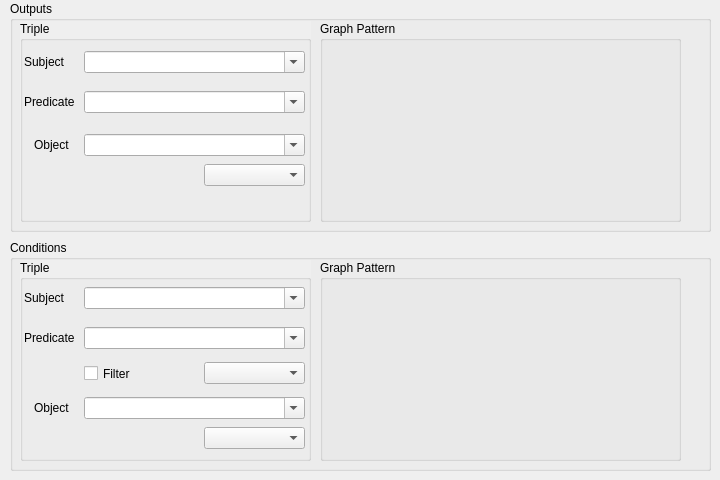
Qt form vqbinstancesconstruct.ui (sarslanhan/vqb) before a commit.
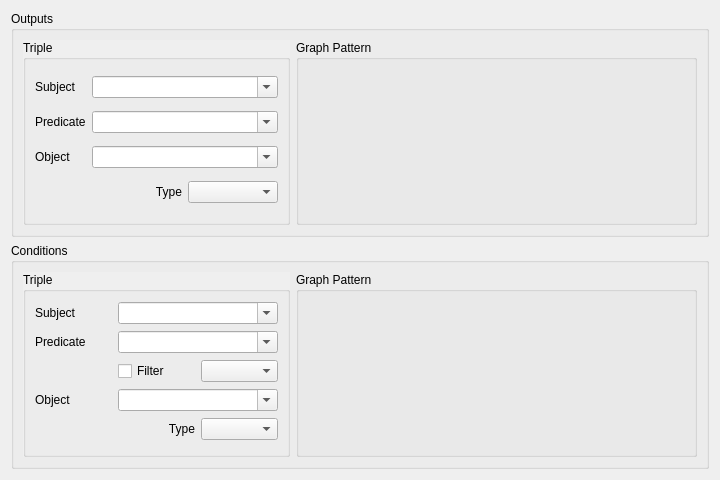
The same form after that commit. Custom widgets are drawn as their Qt base class.

Commit message: Fixed dock widget size, added layouts for liquid layout behaviour. Fixes, cleanups.

The edit to the form file:
```diff
--- a/vqbinstancesconstruct.ui
+++ b/vqbinstancesconstruct.ui
@@ -13,34 +13,105 @@
   <property name="windowTitle">
    <string>Form</string>
   </property>
-  <widget class="QGroupBox" name="groupBoxConditions">
-   <property name="geometry">
-    <rect>
-     <x>10</x>
-     <y>240</y>
-     <width>701</width>
-     <height>231</height>
-    </rect>
-   </property>
-   <property name="title">
-    <string>Conditions</string>
-   </property>
-   <widget class="QGroupBox" name="groupBoxCTriples">
-    <property name="geometry">
-     <rect>
-      <x>10</x>
-      <y>20</y>
-      <width>291</width>
-      <height>201</height>
-     </rect>
-    </property>
-    <property name="font">
-     <font>
-      <pointsize>9</pointsize>
-     </font>
-    </property>
-    <property name="toolTip">
-     <string>Enter a string, integer, date or URI.
+  <layout class="QVBoxLayout" name="verticalLayout">
+   <item>
+    <widget class="QGroupBox" name="groupBoxOutputs">
+     <property name="sizePolicy">
+      <sizepolicy hsizetype="Preferred" vsizetype="Preferred">
+       <horstretch>0</horstretch>
+       <verstretch>1</verstretch>
+      </sizepolicy>
+     </property>
+     <property name="title">
+      <string>Outputs</string>
+     </property>
+     <layout class="QHBoxLayout" name="horizontalLayout">
+      <item>
+       <widget class="QGroupBox" name="groupBoxOTriples">
+        <property name="sizePolicy">
+         <sizepolicy hsizetype="Preferred" vsizetype="Preferred">
+          <horstretch>2</horstretch>
+          <verstretch>0</verstretch>
+         </sizepolicy>
+        </property>
+        <property name="font">
+         <font>
+          <pointsize>9</pointsize>
+         </font>
+        </property>
+        <property name="autoFillBackground">
+         <bool>true</bool>
+        </property>
+        <property name="title">
+         <string>Triple</string>
+        </property>
+        <layout class="QGridLayout" name="gridLayout_2">
+         <item row="0" column="0">
+          <widget class="QLabel" name="labelSOutputs">
+           <property name="sizePolicy">
+            <sizepolicy hsizetype="Preferred" vsizetype="Preferred">
+             <horstretch>1</horstretch>
+             <verstretch>0</verstretch>
+            </sizepolicy>
+           </property>
+           <property name="layoutDirection">
+            <enum>Qt::RightToLeft</enum>
+           </property>
+           <property name="text">
+            <string>Subject</string>
+           </property>
+          </widget>
+         </item>
+         <item row="0" column="1" colspan="2">
+          <widget class="KComboBox" name="cbSubjectOutputs">
+           <property name="sizePolicy">
+            <sizepolicy hsizetype="Preferred" vsizetype="Fixed">
+             <horstretch>2</horstretch>
+             <verstretch>0</verstretch>
+            </sizepolicy>
+           </property>
+           <property name="statusTip">
+            <string>Subject Field</string>
+           </property>
+           <property name="editable">
+            <bool>true</bool>
+           </property>
+          </widget>
+         </item>
+         <item row="1" column="0">
+          <widget class="QLabel" name="labelPOutputs">
+           <property name="layoutDirection">
+            <enum>Qt::RightToLeft</enum>
+           </property>
+           <property name="text">
+            <string>Predicate</string>
+           </property>
+          </widget>
+         </item>
+         <item row="1" column="1" colspan="2">
+          <widget class="KComboBox" name="cbPredicateOutputs">
+           <property name="statusTip">
+            <string>Predicate Field</string>
+           </property>
+           <property name="editable">
+            <bool>true</bool>
+           </property>
+          </widget>
+         </item>
+         <item row="2" column="0">
+          <widget class="QLabel" name="labelOOutputs">
+           <property name="layoutDirection">
+            <enum>Qt::RightToLeft</enum>
+           </property>
+           <property name="text">
+            <string>Object</string>
+           </property>
+          </widget>
+         </item>
+         <item row="2" column="1" colspan="2">
+          <widget class="KComboBox" name="cbObjectOutputs">
+           <property name="toolTip">
+            <string>Enter a string, integer, date or URI.
 
 Examples:
 	foaf:Person
@@ -48,235 +119,95 @@
 	Knud Moeller
             	&lt;http://purl.org/dc/terms/title&gt;
 	</string>
-    </property>
-    <property name="autoFillBackground">
-     <bool>true</bool>
-    </property>
-    <property name="title">
-     <string>Triple</string>
-    </property>
-    <widget class="QCheckBox" name="checkBoxFilterConditions">
-     <property name="geometry">
-      <rect>
-       <x>64</x>
-       <y>102</y>
-       <width>61</width>
-       <height>23</height>
-      </rect>
-     </property>
-     <property name="text">
-      <string>Filter</string>
-     </property>
+           </property>
+           <property name="statusTip">
+            <string>Object field</string>
+           </property>
+           <property name="editable">
+            <bool>true</bool>
+           </property>
+          </widget>
+         </item>
+         <item row="3" column="1">
+          <widget class="QLabel" name="label_2">
+           <property name="text">
+            <string>Type</string>
+           </property>
+           <property name="alignment">
+            <set>Qt::AlignRight|Qt::AlignTrailing|Qt::AlignVCenter</set>
+           </property>
+          </widget>
+         </item>
+         <item row="3" column="2">
+          <widget class="KComboBox" name="cbTypeOutputs">
+           <property name="sizePolicy">
+            <sizepolicy hsizetype="Preferred" vsizetype="Fixed">
+             <horstretch>1</horstretch>
+             <verstretch>0</verstretch>
+            </sizepolicy>
+           </property>
+           <property name="statusTip">
+            <string>Object (Literal) Type</string>
+           </property>
+          </widget>
+         </item>
+        </layout>
+       </widget>
+      </item>
+      <item>
+       <widget class="KEditListBox" name="listBoxOutputs">
+        <property name="sizePolicy">
+         <sizepolicy hsizetype="Preferred" vsizetype="Preferred">
+          <horstretch>3</horstretch>
+          <verstretch>1</verstretch>
+         </sizepolicy>
+        </property>
+        <property name="font">
+         <font>
+          <pointsize>9</pointsize>
+         </font>
+        </property>
+        <property name="statusTip">
+         <string>Output Triples</string>
+        </property>
+        <property name="title">
+         <string>Graph Pattern</string>
+        </property>
+        <property name="flat">
+         <bool>false</bool>
+        </property>
+       </widget>
+      </item>
+     </layout>
     </widget>
-    <widget class="KComboBox" name="cbPredicateConditions">
-     <property name="geometry">
-      <rect>
-       <x>64</x>
-       <y>67</y>
-       <width>221</width>
-       <height>22</height>
-      </rect>
+   </item>
+   <item>
+    <widget class="QGroupBox" name="groupBoxConditions">
+     <property name="sizePolicy">
+      <sizepolicy hsizetype="Preferred" vsizetype="Preferred">
+       <horstretch>0</horstretch>
+       <verstretch>1</verstretch>
+      </sizepolicy>
      </property>
-     <property name="editable">
-      <bool>true</bool>
+     <property name="title">
+      <string>Conditions</string>
      </property>
-    </widget>
-    <widget class="KComboBox" name="cbTypeConditions">
-     <property name="geometry">
-      <rect>
-       <x>184</x>
-       <y>167</y>
-       <width>101</width>
-       <height>22</height>
-      </rect>
-     </property>
-    </widget>
-    <widget class="KComboBox" name="cbSubjectConditions">
-     <property name="geometry">
-      <rect>
-       <x>64</x>
-       <y>27</y>
-       <width>221</width>
-       <height>22</height>
-      </rect>
-     </property>
-     <property name="editable">
-      <bool>true</bool>
-     </property>
-    </widget>
-    <widget class="KComboBox" name="cbRelationConditions">
-     <property name="geometry">
-      <rect>
-       <x>184</x>
-       <y>102</y>
-       <width>101</width>
-       <height>22</height>
-      </rect>
-     </property>
-    </widget>
-    <widget class="KComboBox" name="cbObjectConditions">
-     <property name="geometry">
-      <rect>
-       <x>64</x>
-       <y>137</y>
-       <width>221</width>
-       <height>22</height>
-      </rect>
-     </property>
-     <property name="editable">
-      <bool>true</bool>
-     </property>
-    </widget>
-    <widget class="QLabel" name="labelSConditions">
-     <property name="geometry">
-      <rect>
-       <x>4</x>
-       <y>27</y>
-       <width>51</width>
-       <height>22</height>
-      </rect>
-     </property>
-     <property name="layoutDirection">
-      <enum>Qt::RightToLeft</enum>
-     </property>
-     <property name="text">
-      <string>Subject</string>
-     </property>
-    </widget>
-    <widget class="QLabel" name="labelPConditions">
-     <property name="geometry">
-      <rect>
-       <x>4</x>
-       <y>67</y>
-       <width>51</width>
-       <height>22</height>
-      </rect>
-     </property>
-     <property name="layoutDirection">
-      <enum>Qt::RightToLeft</enum>
-     </property>
-     <property name="text">
-      <string>Predicate</string>
-     </property>
-    </widget>
-    <widget class="QLabel" name="labelOConditions">
-     <property name="geometry">
-      <rect>
-       <x>14</x>
-       <y>137</y>
-       <width>41</width>
-       <height>22</height>
-      </rect>
-     </property>
-     <property name="layoutDirection">
-      <enum>Qt::RightToLeft</enum>
-     </property>
-     <property name="text">
-      <string>Object</string>
-     </property>
-    </widget>
-   </widget>
-   <widget class="KEditListBox" name="listBoxConditions">
-    <property name="geometry">
-     <rect>
-      <x>310</x>
-      <y>20</y>
-      <width>361</width>
-      <height>201</height>
-     </rect>
-    </property>
-    <property name="font">
-     <font>
-      <pointsize>9</pointsize>
-     </font>
-    </property>
-    <property name="title">
-     <string>Graph Pattern</string>
-    </property>
-    <property name="flat">
-     <bool>false</bool>
-    </property>
-   </widget>
-  </widget>
-  <widget class="QGroupBox" name="groupBoxOutputs">
-   <property name="geometry">
-    <rect>
-     <x>10</x>
-     <y>1</y>
-     <width>701</width>
-     <height>231</height>
-    </rect>
-   </property>
-   <property name="title">
-    <string>Outputs</string>
-   </property>
-   <widget class="QGroupBox" name="groupBoxOTriples">
-    <property name="geometry">
-     <rect>
-      <x>10</x>
-      <y>20</y>
-      <width>291</width>
-      <height>201</height>
-     </rect>
-    </property>
-    <property name="font">
-     <font>
-      <pointsize>9</pointsize>
-     </font>
-    </property>
-    <property name="autoFillBackground">
-     <bool>true</bool>
-    </property>
-    <property name="title">
-     <string>Triple</string>
-    </property>
-    <widget class="KComboBox" name="cbPredicateOutputs">
-     <property name="geometry">
-      <rect>
-       <x>64</x>
-       <y>70</y>
-       <width>221</width>
-       <height>22</height>
-      </rect>
-     </property>
-     <property name="editable">
-      <bool>true</bool>
-     </property>
-    </widget>
-    <widget class="KComboBox" name="cbTypeOutputs">
-     <property name="geometry">
-      <rect>
-       <x>184</x>
-       <y>143</y>
-       <width>101</width>
-       <height>22</height>
-      </rect>
-     </property>
-    </widget>
-    <widget class="KComboBox" name="cbSubjectOutputs">
-     <property name="geometry">
-      <rect>
-       <x>64</x>
-       <y>30</y>
-       <width>221</width>
-       <height>22</height>
-      </rect>
-     </property>
-     <property name="editable">
-      <bool>true</bool>
-     </property>
-    </widget>
-    <widget class="KComboBox" name="cbObjectOutputs">
-     <property name="geometry">
-      <rect>
-       <x>64</x>
-       <y>113</y>
-       <width>221</width>
-       <height>22</height>
-      </rect>
-     </property>
-     <property name="toolTip">
-      <string>Enter a string, integer, date or URI.
+     <layout class="QHBoxLayout" name="horizontalLayout_2">
+      <item>
+       <widget class="QGroupBox" name="groupBoxCTriples">
+        <property name="sizePolicy">
+         <sizepolicy hsizetype="Preferred" vsizetype="Preferred">
+          <horstretch>2</horstretch>
+          <verstretch>0</verstretch>
+         </sizepolicy>
+        </property>
+        <property name="font">
+         <font>
+          <pointsize>9</pointsize>
+         </font>
+        </property>
+        <property name="toolTip">
+         <string>Enter a string, integer, date or URI.
 
 Examples:
 	foaf:Person
@@ -284,82 +215,139 @@
 	Knud Moeller
             	&lt;http://purl.org/dc/terms/title&gt;
 	</string>
-     </property>
-     <property name="editable">
-      <bool>true</bool>
-     </property>
+        </property>
+        <property name="autoFillBackground">
+         <bool>true</bool>
+        </property>
+        <property name="title">
+         <string>Triple</string>
+        </property>
+        <layout class="QGridLayout" name="gridLayout">
+         <item row="0" column="0">
+          <widget class="QLabel" name="labelSConditions">
+           <property name="layoutDirection">
+            <enum>Qt::RightToLeft</enum>
+           </property>
+           <property name="text">
+            <string>Subject</string>
+           </property>
+          </widget>
+         </item>
+         <item row="0" column="1" colspan="2">
+          <widget class="KComboBox" name="cbSubjectConditions">
+           <property name="statusTip">
+            <string>Subject Field</string>
+           </property>
+           <property name="editable">
+            <bool>true</bool>
+           </property>
+          </widget>
+         </item>
+         <item row="1" column="0">
+          <widget class="QLabel" name="labelPConditions">
+           <property name="layoutDirection">
+            <enum>Qt::RightToLeft</enum>
+           </property>
+           <property name="text">
+            <string>Predicate</string>
+           </property>
+          </widget>
+         </item>
+         <item row="1" column="1" colspan="2">
+          <widget class="KComboBox" name="cbPredicateConditions">
+           <property name="statusTip">
+            <string>Predicate Field</string>
+           </property>
+           <property name="editable">
+            <bool>true</bool>
+           </property>
+          </widget>
+         </item>
+         <item row="2" column="1">
+          <widget class="QCheckBox" name="checkBoxFilterConditions">
+           <property name="statusTip">
+            <string>Filter on Object Value</string>
+           </property>
+           <property name="text">
+            <string>Filter</string>
+           </property>
+          </widget>
+         </item>
+         <item row="2" column="2">
+          <widget class="KComboBox" name="cbRelationConditions">
+           <property name="statusTip">
+            <string>Filter Relation</string>
+           </property>
+          </widget>
+         </item>
+         <item row="3" column="0">
+          <widget class="QLabel" name="labelOConditions">
+           <property name="layoutDirection">
+            <enum>Qt::RightToLeft</enum>
+           </property>
+           <property name="text">
+            <string>Object</string>
+           </property>
+          </widget>
+         </item>
+         <item row="3" column="1" colspan="2">
+          <widget class="KComboBox" name="cbObjectConditions">
+           <property name="statusTip">
+            <string>Object Field</string>
+           </property>
+           <property name="editable">
+            <bool>true</bool>
+           </property>
+          </widget>
+         </item>
+         <item row="4" column="2">
+          <widget class="KComboBox" name="cbTypeConditions">
+           <property name="statusTip">
+            <string>Object (Literal) Type</string>
+           </property>
+          </widget>
+         </item>
+         <item row="4" column="1">
+          <widget class="QLabel" name="label">
+           <property name="text">
+            <string>Type</string>
+           </property>
+           <property name="alignment">
+            <set>Qt::AlignRight|Qt::AlignTrailing|Qt::AlignVCenter</set>
+           </property>
+          </widget>
+         </item>
+        </layout>
+       </widget>
+      </item>
+      <item>
+       <widget class="KEditListBox" name="listBoxConditions">
+        <property name="sizePolicy">
+         <sizepolicy hsizetype="Preferred" vsizetype="Preferred">
+          <horstretch>3</horstretch>
+          <verstretch>1</verstretch>
+         </sizepolicy>
+        </property>
+        <property name="font">
+         <font>
+          <pointsize>9</pointsize>
+         </font>
+        </property>
+        <property name="statusTip">
+         <string>Conditional Triples</string>
+        </property>
+        <property name="title">
+         <string>Graph Pattern</string>
+        </property>
+        <property name="flat">
+         <bool>false</bool>
+        </property>
+       </widget>
+      </item>
+     </layout>
     </widget>
-    <widget class="QLabel" name="labelSOutputs">
-     <property name="geometry">
-      <rect>
-       <x>4</x>
-       <y>30</y>
-       <width>51</width>
-       <height>22</height>
-      </rect>
-     </property>
-     <property name="layoutDirection">
-      <enum>Qt::RightToLeft</enum>
-     </property>
-     <property name="text">
-      <string>Subject</string>
-     </property>
-    </widget>
-    <widget class="QLabel" name="labelPOutputs">
-     <property name="geometry">
-      <rect>
-       <x>4</x>
-       <y>70</y>
-       <width>51</width>
-       <height>22</height>
-      </rect>
-     </property>
-     <property name="layoutDirection">
-      <enum>Qt::RightToLeft</enum>
-     </property>
-     <property name="text">
-      <string>Predicate</string>
-     </property>
-    </widget>
-    <widget class="QLabel" name="labelOOutputs">
-     <property name="geometry">
-      <rect>
-       <x>14</x>
-       <y>113</y>
-       <width>41</width>
-       <height>22</height>
-      </rect>
-     </property>
-     <property name="layoutDirection">
-      <enum>Qt::RightToLeft</enum>
-     </property>
-     <property name="text">
-      <string>Object</string>
-     </property>
-    </widget>
-   </widget>
-   <widget class="KEditListBox" name="listBoxOutputs">
-    <property name="geometry">
-     <rect>
-      <x>310</x>
-      <y>20</y>
-      <width>361</width>
-      <height>201</height>
-     </rect>
-    </property>
-    <property name="font">
-     <font>
-      <pointsize>9</pointsize>
-     </font>
-    </property>
-    <property name="title">
-     <string>Graph Pattern</string>
-    </property>
-    <property name="flat">
-     <bool>false</bool>
-    </property>
-   </widget>
-  </widget>
+   </item>
+  </layout>
  </widget>
  <customwidgets>
   <customwidget>
```
Left out of the diff: 12 changed lines with no effect on the pictures. The commit also changes 10 other files.
